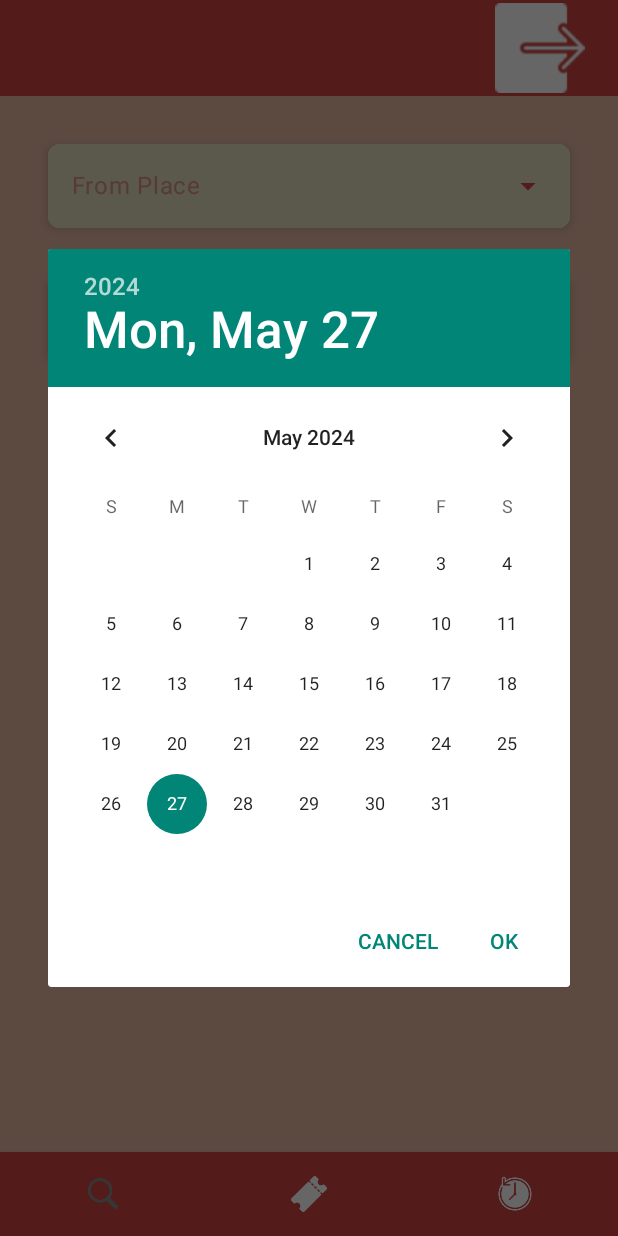
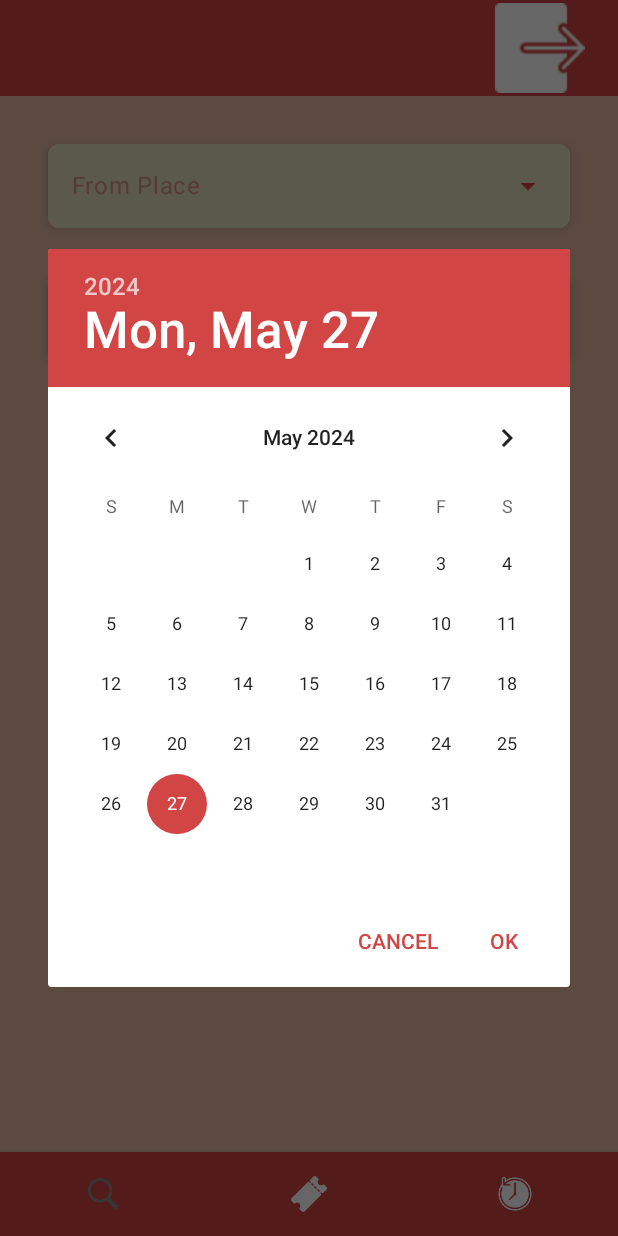
Before and after one commit to akdenizcse/cse-234-term-project-cse234_vehicleticket, an Android app built with Jetpack Compose: the HomeScreen screen opened through its navigation route, after a tap on "Select Date", on a phone screen of 412 x 824 dp. Run offline under Robolectric (Android 15) with nearby library versions, the phone set to English and light mode, and no system bars; our stand-ins replace Firebase (no records; nobody signed in at launch, a user with empty details on screens opened directly).

Commit message:
Date Picker has been customized

```diff
--- a/app/build.gradle.kts
+++ b/app/build.gradle.kts
@@ -72,4 +72,6 @@ dependencies {
     androidTestImplementation("androidx.compose.ui:ui-test-junit4")
     debugImplementation("androidx.compose.ui:ui-tooling")
     debugImplementation("androidx.compose.ui:ui-test-manifest")
+    implementation("androidx.appcompat:appcompat:1.4.0")
+    implementation("com.google.android.material:material:1.4.0")
 }
--- a/app/src/main/java/com/example/vehicletickettermproject/components/BeginDatePicker.kt
+++ b/app/src/main/java/com/example/vehicletickettermproject/components/BeginDatePicker.kt
@@ -1,8 +1,10 @@
 package com.example.vehicletickettermproject.components
 
 import android.content.Context
+import android.view.ContextThemeWrapper
 import androidx.compose.runtime.Composable
 import androidx.compose.runtime.remember
+import com.example.vehicletickettermproject.R
 import java.util.Calendar
 
 @Composable
@@ -15,8 +17,10 @@ fun BeginDatePicker(
 
     val firstDayOfWeek = calendar.firstDayOfWeek
 
+    val themedContext = ContextThemeWrapper(context, R.style.CustomDatePickerDialogTheme)
+
     val datePickerDialog = android.app.DatePickerDialog(
-        context,
+        themedContext,
         { _, year, month, day ->
             onDateSelected(year, month, day)
         },
--- a/app/src/main/res/values/colors.xml
+++ b/app/src/main/res/values/colors.xml
@@ -11,4 +11,7 @@
     <color name="secondary">#E6BAA3</color>
     <color name="alternative">#E4DEBE</color>
     <color name="alternative_2">#764754</color>
+    <color name="colorPrimary">#6200EE</color>
+    <color name="colorPrimaryDark">#3700B3</color>
+    <color name="colorAccent">#03DAC5</color>
 </resources>
--- /dev/null
+++ b/app/src/main/res/values/styles.xml
@@ -0,0 +1,19 @@
+<?xml version="1.0" encoding="utf-8"?>
+<resources>
+    <!-- Base application theme -->
+    <style name="AppTheme" parent="Theme.AppCompat.Light.DarkActionBar">
+        <item name="colorPrimary">@color/colorPrimary</item>
+        <item name="colorPrimaryDark">@color/colorPrimaryDark</item>
+        <item name="colorAccent">@color/colorAccent</item>
+    </style>
+
+    <!-- Custom DatePickerDialog theme -->
+    <style name="CustomDatePickerDialogTheme" parent="Theme.AppCompat.Light.Dialog">
+        <item name="android:datePickerDialogTheme">@style/CustomDatePickerDialog</item>
+    </style>
+
+    <style name="CustomDatePickerDialog" parent="android:Theme.Material.Light.Dialog">
+        <item name="android:colorAccent">#D24545</item>
+        <!--    <item name="android:windowBackground">@color/secondary</item> -->
+        </style>
+    </resources>
```
